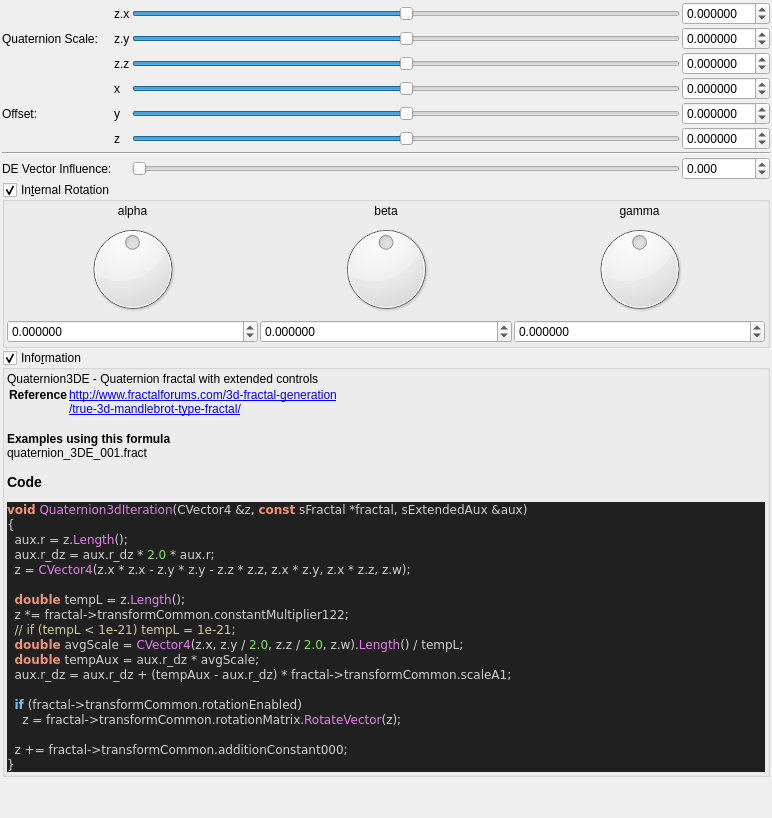
Old version of the form mandelbulber2/formula/ui/fractal_quaternion3d.ui in the repository buddhi1980/mandelbulber2.
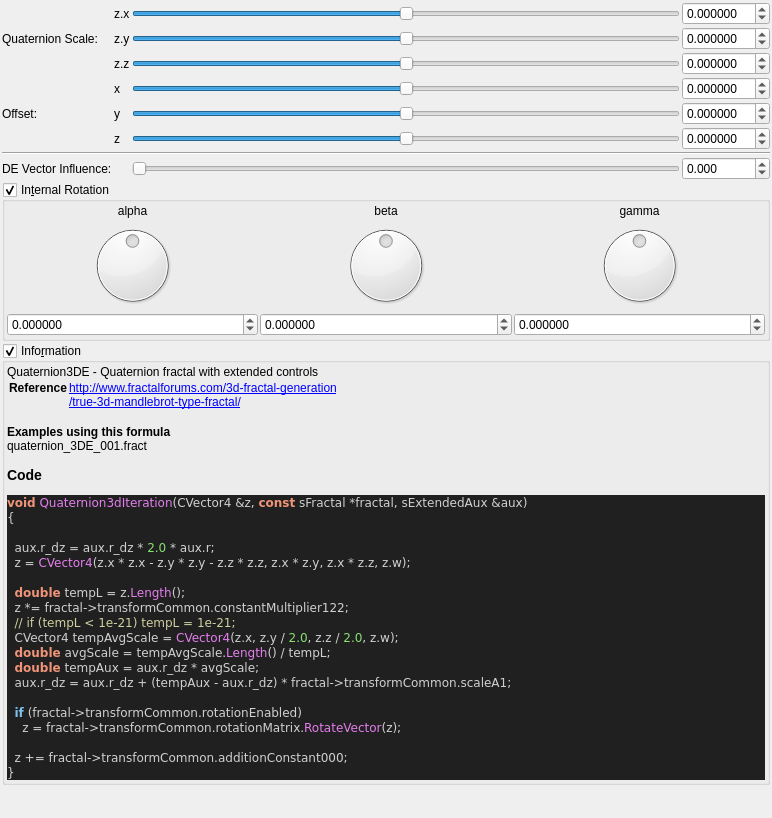
New version of the form. Custom widgets are drawn as their Qt base class.

What changed in the file:
```diff
--- a/mandelbulber2/formula/ui/fractal_quaternion3d.ui
+++ b/mandelbulber2/formula/ui/fractal_quaternion3d.ui
@@ -685,14 +685,15 @@
 &lt;body style=&quot;background-color:#202020&quot;&gt;
 &lt;pre style=&quot;color:#d0d0d0; background-color:#202020;  font-family:'Courier New',monospace;&quot;&gt;&lt;span style=&quot;color:#f09479; font-weight:bold&quot;&gt;void&lt;/span&gt; &lt;span style=&quot;color:#e47eed&quot;&gt;Quaternion3dIteration&lt;/span&gt;&lt;span style=&quot;color:#d0d0d0&quot;&gt;(&lt;/span&gt;CVector4 &lt;span style=&quot;color:#d0d0d0&quot;&gt;&amp;amp;&lt;/span&gt;z&lt;span style=&quot;color:#d0d0d0&quot;&gt;,&lt;/span&gt; &lt;span style=&quot;color:#f09479; font-weight:bold&quot;&gt;const&lt;/span&gt; sFractal &lt;span style=&quot;color:#d0d0d0&quot;&gt;*&lt;/span&gt;fractal&lt;span style=&quot;color:#d0d0d0&quot;&gt;,&lt;/span&gt; sExtendedAux &lt;span style=&quot;color:#d0d0d0&quot;&gt;&amp;amp;&lt;/span&gt;aux&lt;span style=&quot;color:#d0d0d0&quot;&gt;)&lt;/span&gt;
 &lt;span style=&quot;color:#d0d0d0&quot;&gt;{&lt;/span&gt;
-  aux&lt;span style=&quot;color:#d0d0d0&quot;&gt;.&lt;/span&gt;r &lt;span style=&quot;color:#d0d0d0&quot;&gt;=&lt;/span&gt; z&lt;span style=&quot;color:#d0d0d0&quot;&gt;.&lt;/span&gt;&lt;span style=&quot;color:#e47eed&quot;&gt;Length&lt;/span&gt;&lt;span style=&quot;color:#d0d0d0&quot;&gt;();&lt;/span&gt;
+
   aux&lt;span style=&quot;color:#d0d0d0&quot;&gt;.&lt;/span&gt;r_dz &lt;span style=&quot;color:#d0d0d0&quot;&gt;=&lt;/span&gt; aux&lt;span style=&quot;color:#d0d0d0&quot;&gt;.&lt;/span&gt;r_dz &lt;span style=&quot;color:#d0d0d0&quot;&gt;*&lt;/span&gt; &lt;span style=&quot;color:#87df71&quot;&gt;2.0&lt;/span&gt; &lt;span style=&quot;color:#d0d0d0&quot;&gt;*&lt;/span&gt; aux&lt;span style=&quot;color:#d0d0d0&quot;&gt;.&lt;/span&gt;r&lt;span style=&quot;color:#d0d0d0&quot;&gt;;&lt;/span&gt;
   z &lt;span style=&quot;color:#d0d0d0&quot;&gt;=&lt;/span&gt; &lt;span style=&quot;color:#e47eed&quot;&gt;CVector4&lt;/span&gt;&lt;span style=&quot;color:#d0d0d0&quot;&gt;(&lt;/span&gt;z&lt;span style=&quot;color:#d0d0d0&quot;&gt;.&lt;/span&gt;x &lt;span style=&quot;color:#d0d0d0&quot;&gt;*&lt;/span&gt; z&lt;span style=&quot;color:#d0d0d0&quot;&gt;.&lt;/span&gt;x &lt;span style=&quot;color:#d0d0d0&quot;&gt;-&lt;/span&gt; z&lt;span style=&quot;color:#d0d0d0&quot;&gt;.&lt;/span&gt;y &lt;span style=&quot;color:#d0d0d0&quot;&gt;*&lt;/span&gt; z&lt;span style=&quot;color:#d0d0d0&quot;&gt;.&lt;/span&gt;y &lt;span style=&quot;color:#d0d0d0&quot;&gt;-&lt;/span&gt; z&lt;span style=&quot;color:#d0d0d0&quot;&gt;.&lt;/span&gt;z &lt;span style=&quot;color:#d0d0d0&quot;&gt;*&lt;/span&gt; z&lt;span style=&quot;color:#d0d0d0&quot;&gt;.&lt;/span&gt;z&lt;span style=&quot;color:#d0d0d0&quot;&gt;,&lt;/span&gt; z&lt;span style=&quot;color:#d0d0d0&quot;&gt;.&lt;/span&gt;x &lt;span style=&quot;color:#d0d0d0&quot;&gt;*&lt;/span&gt; z&lt;span style=&quot;color:#d0d0d0&quot;&gt;.&lt;/span&gt;y&lt;span style=&quot;color:#d0d0d0&quot;&gt;,&lt;/span&gt; z&lt;span style=&quot;color:#d0d0d0&quot;&gt;.&lt;/span&gt;x &lt;span style=&quot;color:#d0d0d0&quot;&gt;*&lt;/span&gt; z&lt;span style=&quot;color:#d0d0d0&quot;&gt;.&lt;/span&gt;z&lt;span style=&quot;color:#d0d0d0&quot;&gt;,&lt;/span&gt; z&lt;span style=&quot;color:#d0d0d0&quot;&gt;.&lt;/span&gt;w&lt;span style=&quot;color:#d0d0d0&quot;&gt;);&lt;/span&gt;
 
   &lt;span style=&quot;color:#f09479; font-weight:bold&quot;&gt;double&lt;/span&gt; tempL &lt;span style=&quot;color:#d0d0d0&quot;&gt;=&lt;/span&gt; z&lt;span style=&quot;color:#d0d0d0&quot;&gt;.&lt;/span&gt;&lt;span style=&quot;color:#e47eed&quot;&gt;Length&lt;/span&gt;&lt;span style=&quot;color:#d0d0d0&quot;&gt;();&lt;/span&gt;
   z &lt;span style=&quot;color:#d0d0d0&quot;&gt;*=&lt;/span&gt; fractal&lt;span style=&quot;color:#d0d0d0&quot;&gt;-&amp;gt;&lt;/span&gt;transformCommon&lt;span style=&quot;color:#d0d0d0&quot;&gt;.&lt;/span&gt;constantMultiplier122&lt;span style=&quot;color:#d0d0d0&quot;&gt;;&lt;/span&gt;
   &lt;span style=&quot;color:#d0d0a0&quot;&gt;// if (tempL &amp;lt; 1e-21) tempL = 1e-21;&lt;/span&gt;
-  &lt;span style=&quot;color:#f09479; font-weight:bold&quot;&gt;double&lt;/span&gt; avgScale &lt;span style=&quot;color:#d0d0d0&quot;&gt;=&lt;/span&gt; &lt;span style=&quot;color:#e47eed&quot;&gt;CVector4&lt;/span&gt;&lt;span style=&quot;color:#d0d0d0&quot;&gt;(&lt;/span&gt;z&lt;span style=&quot;color:#d0d0d0&quot;&gt;.&lt;/span&gt;x&lt;span style=&quot;color:#d0d0d0&quot;&gt;,&lt;/span&gt; z&lt;span style=&quot;color:#d0d0d0&quot;&gt;.&lt;/span&gt;y &lt;span style=&quot;color:#d0d0d0&quot;&gt;/&lt;/span&gt; &lt;span style=&quot;color:#87df71&quot;&gt;2.0&lt;/span&gt;&lt;span style=&quot;color:#d0d0d0&quot;&gt;,&lt;/span&gt; z&lt;span style=&quot;color:#d0d0d0&quot;&gt;.&lt;/span&gt;z &lt;span style=&quot;color:#d0d0d0&quot;&gt;/&lt;/span&gt; &lt;span style=&quot;color:#87df71&quot;&gt;2.0&lt;/span&gt;&lt;span style=&quot;color:#d0d0d0&quot;&gt;,&lt;/span&gt; z&lt;span style=&quot;color:#d0d0d0&quot;&gt;.&lt;/span&gt;w&lt;span style=&quot;color:#d0d0d0&quot;&gt;).&lt;/span&gt;&lt;span style=&quot;color:#e47eed&quot;&gt;Length&lt;/span&gt;&lt;span style=&quot;color:#d0d0d0&quot;&gt;() /&lt;/span&gt; tempL&lt;span style=&quot;color:#d0d0d0&quot;&gt;;&lt;/span&gt;
+  CVector4 tempAvgScale &lt;span style=&quot;color:#d0d0d0&quot;&gt;=&lt;/span&gt; &lt;span style=&quot;color:#e47eed&quot;&gt;CVector4&lt;/span&gt;&lt;span style=&quot;color:#d0d0d0&quot;&gt;(&lt;/span&gt;z&lt;span style=&quot;color:#d0d0d0&quot;&gt;.&lt;/span&gt;x&lt;span style=&quot;color:#d0d0d0&quot;&gt;,&lt;/span&gt; z&lt;span style=&quot;color:#d0d0d0&quot;&gt;.&lt;/span&gt;y &lt;span style=&quot;color:#d0d0d0&quot;&gt;/&lt;/span&gt; &lt;span style=&quot;color:#87df71&quot;&gt;2.0&lt;/span&gt;&lt;span style=&quot;color:#d0d0d0&quot;&gt;,&lt;/span&gt; z&lt;span style=&quot;color:#d0d0d0&quot;&gt;.&lt;/span&gt;z &lt;span style=&quot;color:#d0d0d0&quot;&gt;/&lt;/span&gt; &lt;span style=&quot;color:#87df71&quot;&gt;2.0&lt;/span&gt;&lt;span style=&quot;color:#d0d0d0&quot;&gt;,&lt;/span&gt; z&lt;span style=&quot;color:#d0d0d0&quot;&gt;.&lt;/span&gt;w&lt;span style=&quot;color:#d0d0d0&quot;&gt;);&lt;/span&gt;
+  &lt;span style=&quot;color:#f09479; font-weight:bold&quot;&gt;double&lt;/span&gt; avgScale &lt;span style=&quot;color:#d0d0d0&quot;&gt;=&lt;/span&gt; tempAvgScale&lt;span style=&quot;color:#d0d0d0&quot;&gt;.&lt;/span&gt;&lt;span style=&quot;color:#e47eed&quot;&gt;Length&lt;/span&gt;&lt;span style=&quot;color:#d0d0d0&quot;&gt;() /&lt;/span&gt; tempL&lt;span style=&quot;color:#d0d0d0&quot;&gt;;&lt;/span&gt;
   &lt;span style=&quot;color:#f09479; font-weight:bold&quot;&gt;double&lt;/span&gt; tempAux &lt;span style=&quot;color:#d0d0d0&quot;&gt;=&lt;/span&gt; aux&lt;span style=&quot;color:#d0d0d0&quot;&gt;.&lt;/span&gt;r_dz &lt;span style=&quot;color:#d0d0d0&quot;&gt;*&lt;/span&gt; avgScale&lt;span style=&quot;color:#d0d0d0&quot;&gt;;&lt;/span&gt;
   aux&lt;span style=&quot;color:#d0d0d0&quot;&gt;.&lt;/span&gt;r_dz &lt;span style=&quot;color:#d0d0d0&quot;&gt;=&lt;/span&gt; aux&lt;span style=&quot;color:#d0d0d0&quot;&gt;.&lt;/span&gt;r_dz &lt;span style=&quot;color:#d0d0d0&quot;&gt;+ (&lt;/span&gt;tempAux &lt;span style=&quot;color:#d0d0d0&quot;&gt;-&lt;/span&gt; aux&lt;span style=&quot;color:#d0d0d0&quot;&gt;.&lt;/span&gt;r_dz&lt;span style=&quot;color:#d0d0d0&quot;&gt;) *&lt;/span&gt; fractal&lt;span style=&quot;color:#d0d0d0&quot;&gt;-&amp;gt;&lt;/span&gt;transformCommon&lt;span style=&quot;color:#d0d0d0&quot;&gt;.&lt;/span&gt;scaleA1&lt;span style=&quot;color:#d0d0d0&quot;&gt;;&lt;/span&gt;
 
```
